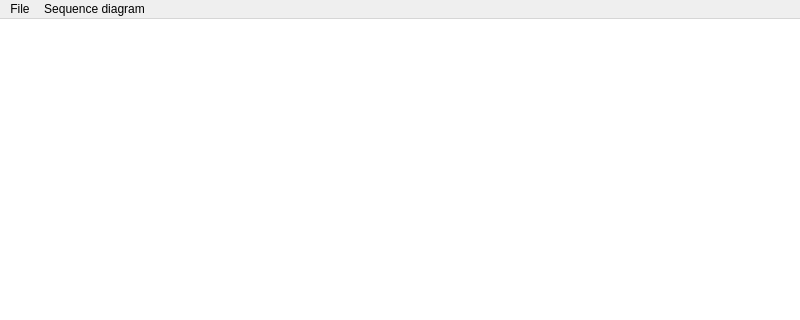
Before: the Qt Designer form src/UmlEditor.ui in LKAMinco/ICP_Project, drawn with Qt 5; both pictures show x 0 to 800 and y 0 to 320 of the 800 by 600 pixel window.
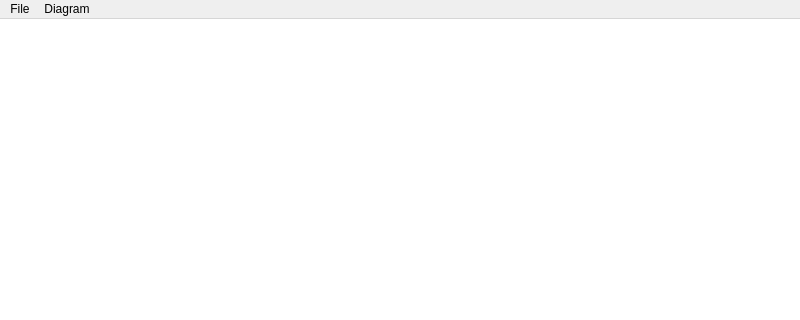
After: the same form once the commit is applied.

Commit message: Add support for multiple sequence diagrams

Patch:
```diff
--- a/src/UmlEditor.ui
+++ b/src/UmlEditor.ui
@@ -43,7 +43,7 @@
      <x>0</x>
      <y>0</y>
      <width>800</width>
-     <height>20</height>
+     <height>22</height>
     </rect>
    </property>
    <widget class="QMenu" name="menuFiles">
@@ -57,7 +57,7 @@
    </widget>
    <widget class="QMenu" name="menuSequence_diagram">
     <property name="title">
-     <string>Sequence diagram</string>
+     <string>Diagram</string>
     </property>
     <addaction name="actionAdd"/>
     <addaction name="actionRemove"/>
```
Left out of the diff: 21 changed lines with no effect on the pictures. The commit also changes 2 other files.
